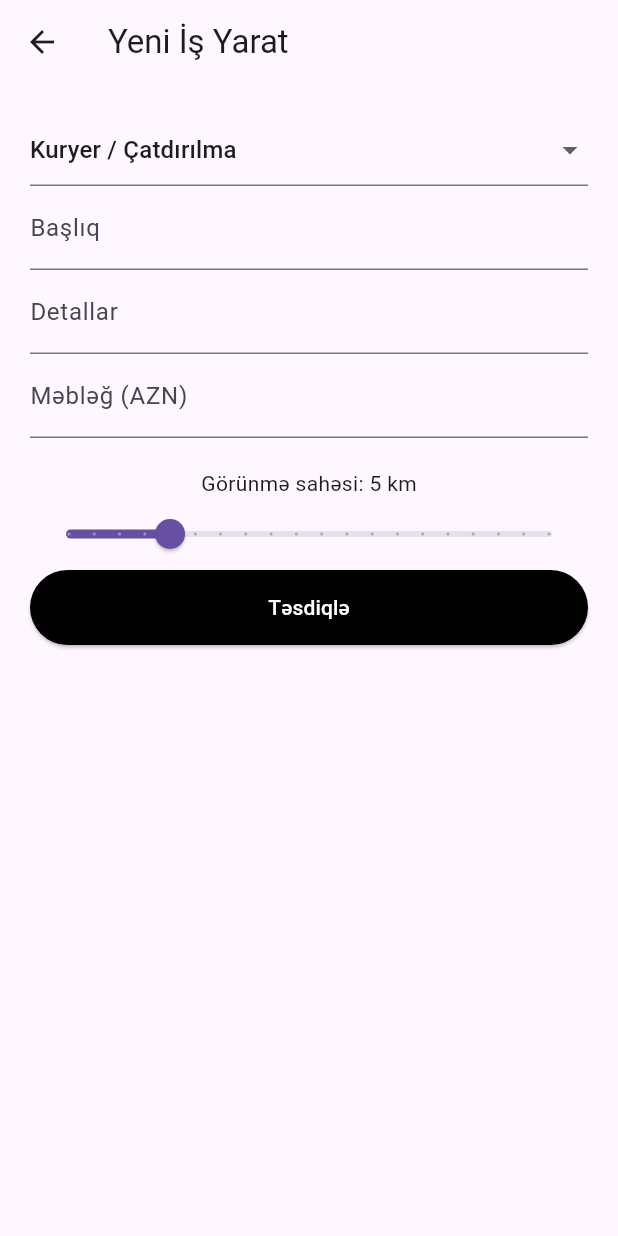
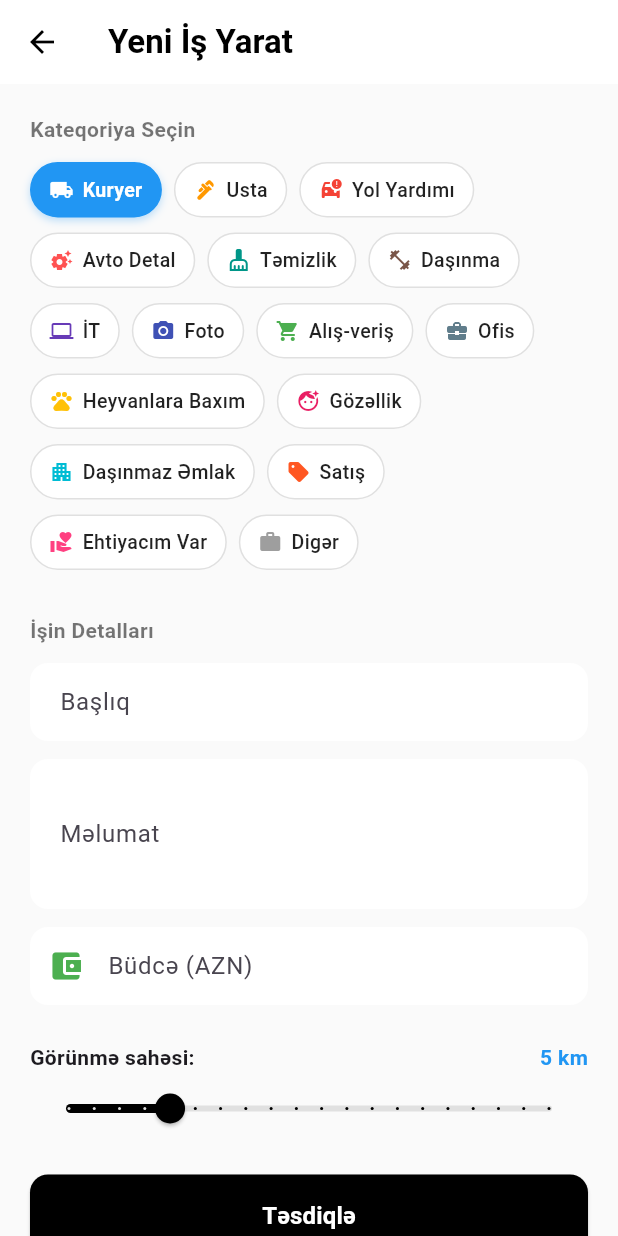
Before and after one commit to nurlanrzeynalov-ux/maptask-app, a Flutter app: the AddTaskScreen screen opened directly, on a phone screen of 412 x 824 dp. Run offline on Flutter 3.47's test engine with Material 3 defaults, Android fonts, the phone set to English and light mode, and no system bars; our stand-ins replace flutter_map, latlong2.

Commit message:
Chip dizaynına keçid edildi və yeni biznes kateqoriyaları əlavə olundu

```diff
--- a/lib/models.dart
+++ b/lib/models.dart
@@ -1,7 +1,7 @@
 import 'package:flutter/material.dart';
 import 'package:latlong2/latlong.dart';
 
-enum TaskCategory { delivery, repair, auto, autoParts, cleaning, helper, tech, photoDrone, shopping, office, petCare, beauty, other }
+enum TaskCategory { delivery, repair, auto, autoParts, cleaning, helper, tech, photoDrone, shopping, office, petCare, beauty, realEstate, sales, needs, other }
 
 String getCategoryName(TaskCategory cat) {
   switch(cat) {
@@ -17,6 +17,9 @@ String getCategoryName(TaskCategory cat) {
     case TaskCategory.office: return "Ofis / İnzibati İşlər";
     case TaskCategory.petCare: return "Heyvanlara Baxım";
     case TaskCategory.beauty: return "Gözəllik / Baxım";
+    case TaskCategory.realEstate: return "Daşınmaz Əmlak";
+    case TaskCategory.sales: return "Satış";
+    case TaskCategory.needs: return "Ehtiyacım Var";
     case TaskCategory.other: return "Digər";
   }
 }
@@ -51,6 +54,9 @@ class TaskItem {
         TaskCategory.office => Colors.blueGrey,
         TaskCategory.petCare => Colors.amber,
         TaskCategory.beauty => Colors.pink,
+        TaskCategory.realEstate => Colors.cyan,
+        TaskCategory.sales => Colors.deepOrange,
+        TaskCategory.needs => Colors.pinkAccent,
         TaskCategory.other => Colors.grey,
       };
 
@@ -67,6 +73,9 @@ class TaskItem {
         TaskCategory.office => Icons.business_center,
         TaskCategory.petCare => Icons.pets,
         TaskCategory.beauty => Icons.face_retouching_natural,
+        TaskCategory.realEstate => Icons.apartment,
+        TaskCategory.sales => Icons.sell,
+        TaskCategory.needs => Icons.volunteer_activism,
         TaskCategory.other => Icons.work,
       };
 }
--- a/lib/task_screens.dart
+++ b/lib/task_screens.dart
@@ -13,7 +13,7 @@ class _BiddingScreenState extends State<BiddingScreen> {
   @override
   Widget build(BuildContext context) {
     return Scaffold(
-      appBar: AppBar(title: const Text("Təklif Göndər")),
+      appBar: AppBar(title: const Text("Təklif Göndər"), backgroundColor: Colors.white, elevation: 0, foregroundColor: Colors.black),
       body: Padding(
         padding: const EdgeInsets.all(20),
         child: Column(
@@ -21,12 +21,12 @@ class _BiddingScreenState extends State<BiddingScreen> {
             TextField(controller: _priceController, keyboardType: TextInputType.number, decoration: const InputDecoration(border: OutlineInputBorder(), hintText: "Təklifiniz (AZN)")),
             const SizedBox(height: 30),
             ElevatedButton(
-              style: ElevatedButton.styleFrom(backgroundColor: Colors.black, foregroundColor: Colors.white, minimumSize: const Size(double.infinity, 55)),
+              style: ElevatedButton.styleFrom(backgroundColor: Colors.black, foregroundColor: Colors.white, minimumSize: const Size(double.infinity, 55), shape: RoundedRectangleBorder(borderRadius: BorderRadius.circular(12))),
               onPressed: () {
                 Navigator.pop(context, true);
                 ScaffoldMessenger.of(context).showSnackBar(const SnackBar(content: Text('🎉 Təklifiniz göndərildi!'), backgroundColor: Colors.blueAccent));
               },
-              child: const Text("Təsdiqlə")
+              child: const Text("Təsdiqlə", style: TextStyle(fontSize: 16, fontWeight: FontWeight.bold))
             )
           ],
         ),
@@ -46,24 +46,105 @@ class _AddTaskScreenState extends State<AddTaskScreen> {
   TaskCategory _cat = TaskCategory.delivery;
   double _rad = 5.0;
 
+  IconData _getIcon(TaskCategory c) => switch(c) {
+    TaskCategory.delivery => Icons.local_shipping, TaskCategory.repair => Icons.plumbing,
+    TaskCategory.auto => Icons.car_crash, TaskCategory.autoParts => Icons.settings_suggest,
+    TaskCategory.cleaning => Icons.cleaning_services, TaskCategory.helper => Icons.fitness_center,
+    TaskCategory.tech => Icons.computer, TaskCategory.photoDrone => Icons.camera_alt,
+    TaskCategory.shopping => Icons.shopping_cart, TaskCategory.office => Icons.business_center,
+    TaskCategory.petCare => Icons.pets, TaskCategory.beauty => Icons.face_retouching_natural,
+    // Yeni İkonlar
+    TaskCategory.realEstate => Icons.apartment, TaskCategory.sales => Icons.sell,
+    TaskCategory.needs => Icons.volunteer_activism, TaskCategory.other => Icons.work,
+  };
+
+  Color _getColor(TaskCategory c) => switch(c) {
+    TaskCategory.delivery => Colors.blue, TaskCategory.repair => Colors.orange,
+    TaskCategory.auto => Colors.red, TaskCategory.autoParts => Colors.redAccent,
+    TaskCategory.cleaning => Colors.teal, TaskCategory.helper => Colors.brown,
+    TaskCategory.tech => Colors.deepPurple, TaskCategory.photoDrone => Colors.indigo,
+    TaskCategory.shopping => Colors.green, TaskCategory.office => Colors.blueGrey,
+    TaskCategory.petCare => Colors.amber, TaskCategory.beauty => Colors.pink,
+    // Yeni Rənglər
+    TaskCategory.realEstate => Colors.cyan, TaskCategory.sales => Colors.deepOrange,
+    TaskCategory.needs => Colors.pinkAccent, TaskCategory.other => Colors.grey,
+  };
+
   @override
   Widget build(BuildContext context) {
     return Scaffold(
-      appBar: AppBar(title: const Text('Yeni İş Yarat')),
+      backgroundColor: Colors.grey.shade50,
+      appBar: AppBar(title: const Text('Yeni İş Yarat', style: TextStyle(fontWeight: FontWeight.bold)), backgroundColor: Colors.white, foregroundColor: Colors.black, elevation: 0),
       body: SingleChildScrollView(
         padding: const EdgeInsets.all(20),
         child: Column(
+          crossAxisAlignment: CrossAxisAlignment.start,
           children: [
-            DropdownButtonFormField<TaskCategory>(value: _cat, items: TaskCategory.values.map((c) => DropdownMenuItem(value: c, child: Text(getCategoryName(c)))).toList(), onChanged: (v) => setState(() => _cat = v!)),
-            TextField(controller: _t, decoration: const InputDecoration(labelText: 'Başlıq')),
-            TextField(controller: _d, decoration: const InputDecoration(labelText: 'Detallar')),
-            TextField(controller: _b, keyboardType: TextInputType.number, decoration: const InputDecoration(labelText: 'Məbləğ (AZN)')),
-            const SizedBox(height: 20), Text("Görünmə sahəsi: ${_rad.toInt()} km"),
-            Slider(value: _rad, min: 1, max: 20, divisions: 19, onChanged: (v) => setState(() => _rad = v)),
+            const Text("Kateqoriya Seçin", style: TextStyle(fontSize: 14, fontWeight: FontWeight.bold, color: Colors.black54)),
+            const SizedBox(height: 12),
+
+            Wrap(
+              spacing: 8,
+              runSpacing: 10,
+              children: TaskCategory.values.map((category) {
+                final isSelected = _cat == category;
+                final color = _getColor(category);
+
+                return GestureDetector(
+                  onTap: () => setState(() => _cat = category),
+                  child: AnimatedContainer(
+                    duration: const Duration(milliseconds: 200),
+                    padding: const EdgeInsets.symmetric(horizontal: 12, vertical: 8),
+                    decoration: BoxDecoration(
+                      color: isSelected ? color : Colors.white,
+                      borderRadius: BorderRadius.circular(20),
+                      border: Border.all(color: isSelected ? color : Colors.grey.shade300),
+                      boxShadow: isSelected ? [BoxShadow(color: color.withOpacity(0.3), blurRadius: 4, offset: const Offset(0, 2))] : [],
+                    ),
+                    child: Row(
+                      mainAxisSize: MainAxisSize.min,
+                      children: [
+                        Icon(_getIcon(category), size: 16, color: isSelected ? Colors.white : color),
+                        const SizedBox(width: 6),
+                        Text(
+                          getCategoryName(category).split(" / ").first,
+                          style: TextStyle(
+                            fontSize: 13,
+                            fontWeight: isSelected ? FontWeight.bold : FontWeight.w500,
+                            color: isSelected ? Colors.white : Colors.black87
+                          ),
+                        )
+                      ],
+                    ),
+                  ),
+                );
+              }).toList(),
+            ),
+
+            const SizedBox(height: 30),
+            const Text("İşin Detalları", style: TextStyle(fontSize: 14, fontWeight: FontWeight.bold, color: Colors.black54)),
+            const SizedBox(height: 12),
+            TextField(controller: _t, decoration: InputDecoration(labelText: 'Başlıq', filled: true, fillColor: Colors.white, border: OutlineInputBorder(borderRadius: BorderRadius.circular(12), borderSide: BorderSide.none), contentPadding: const EdgeInsets.symmetric(horizontal: 16, vertical: 14))),
+            const SizedBox(height: 12),
+            TextField(controller: _d, maxLines: 3, decoration: InputDecoration(labelText: 'Məlumat', filled: true, fillColor: Colors.white, border: OutlineInputBorder(borderRadius: BorderRadius.circular(12), borderSide: BorderSide.none), contentPadding: const EdgeInsets.symmetric(horizontal: 16, vertical: 14))),
+            const SizedBox(height: 12),
+            TextField(controller: _b, keyboardType: TextInputType.number, decoration: InputDecoration(labelText: 'Büdcə (AZN)', prefixIcon: const Icon(Icons.account_balance_wallet, color: Colors.green), filled: true, fillColor: Colors.white, border: OutlineInputBorder(borderRadius: BorderRadius.circular(12), borderSide: BorderSide.none), contentPadding: const EdgeInsets.symmetric(horizontal: 16, vertical: 14))),
+
+            const SizedBox(height: 25),
+            Row(
+              mainAxisAlignment: MainAxisAlignment.spaceBetween,
+              children: [
+                const Text("Görünmə sahəsi:", style: TextStyle(fontWeight: FontWeight.bold)),
+                Text("${_rad.toInt()} km", style: const TextStyle(fontWeight: FontWeight.bold, color: Colors.blue)),
+              ],
+            ),
+            Slider(value: _rad, min: 1, max: 20, divisions: 19, activeColor: Colors.black, inactiveColor: Colors.grey.shade300, onChanged: (v) => setState(() => _rad = v)),
+
+            const SizedBox(height: 20),
             ElevatedButton(
-              style: ElevatedButton.styleFrom(minimumSize: const Size(double.infinity, 50), backgroundColor: Colors.black, foregroundColor: Colors.white),
+              style: ElevatedButton.styleFrom(minimumSize: const Size(double.infinity, 55), backgroundColor: Colors.black, foregroundColor: Colors.white, shape: RoundedRectangleBorder(borderRadius: BorderRadius.circular(12))),
               onPressed: () => Navigator.pop(context, {'title': _t.text, 'desc': _d.text, 'budget': _b.text, 'cat': _cat, 'rad': _rad, 'image': null}),
-              child: const Text("Təsdiqlə")
+              child: const Text("Təsdiqlə", style: TextStyle(fontSize: 16, fontWeight: FontWeight.bold))
             )
           ]
         )
```
